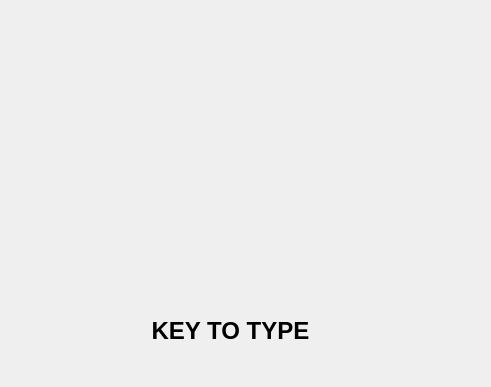
Qt form main.ui (windexlight/MappingTrainer) before a commit.
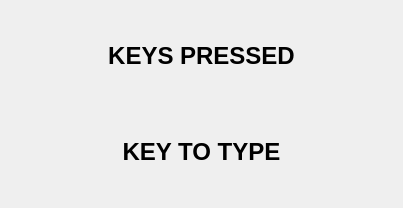
The same form after that commit.

Commit message: More work on scancodes and add key prompt to gui.

```diff
--- a/main.ui
+++ b/main.ui
@@ -6,22 +6,34 @@
    <rect>
     <x>0</x>
     <y>0</y>
-    <width>491</width>
-    <height>387</height>
+    <width>403</width>
+    <height>208</height>
    </rect>
   </property>
   <property name="windowTitle">
    <string>Form</string>
   </property>
+  <layout class="QVBoxLayout" name="verticalLayout">
+   <item>
+    <widget class="QLabel" name="label_keysPressed">
+     <property name="font">
+      <font>
+       <family>Arial</family>
+       <pointsize>18</pointsize>
+       <weight>75</weight>
+       <bold>true</bold>
+      </font>
+     </property>
+     <property name="text">
+      <string>KEYS PRESSED</string>
+     </property>
+     <property name="alignment">
+      <set>Qt::AlignCenter</set>
+     </property>
+    </widget>
+   </item>
+   <item>
   <widget class="QLabel" name="label_keyPrompt">
-   <property name="geometry">
-    <rect>
-     <x>90</x>
-     <y>290</y>
-     <width>281</width>
-     <height>81</height>
-    </rect>
-   </property>
    <property name="font">
     <font>
      <family>Arial</family>
@@ -37,6 +49,8 @@
     <set>Qt::AlignCenter</set>
    </property>
   </widget>
+   </item>
+  </layout>
  </widget>
  <resources/>
  <connections/>
```
Left out of the diff: 6 changed lines with no effect on the pictures. Lines whose indentation alone changed are shown as unchanged. The commit also changes 4 other files.
